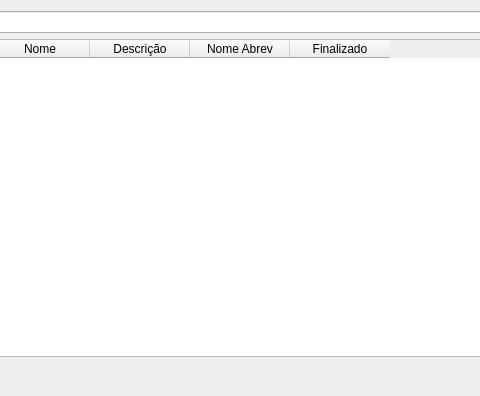
dsgoficial/SAP_Gerente, file uis/mProjects.ui: the form before one commit; both pictures show x 222 to 702 and y 0 to 396 of the 868 by 396 pixel window.
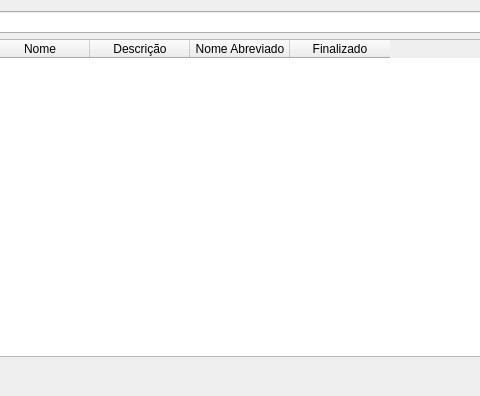
The form after the commit.

```diff
--- a/uis/mProjects.ui
+++ b/uis/mProjects.ui
@@ -45,7 +45,7 @@
      </column>
      <column>
       <property name="text">
-       <string>Nome Abrev</string>
+       <string>Nome Abreviado</string>
       </property>
      </column>
      <column>
```
